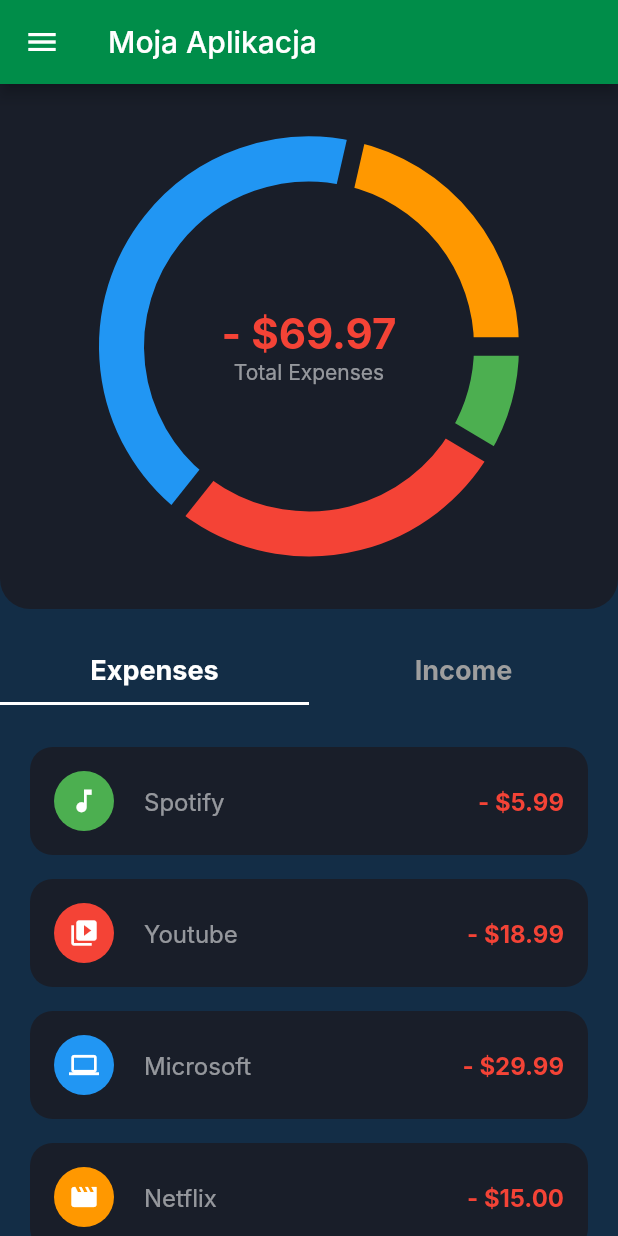
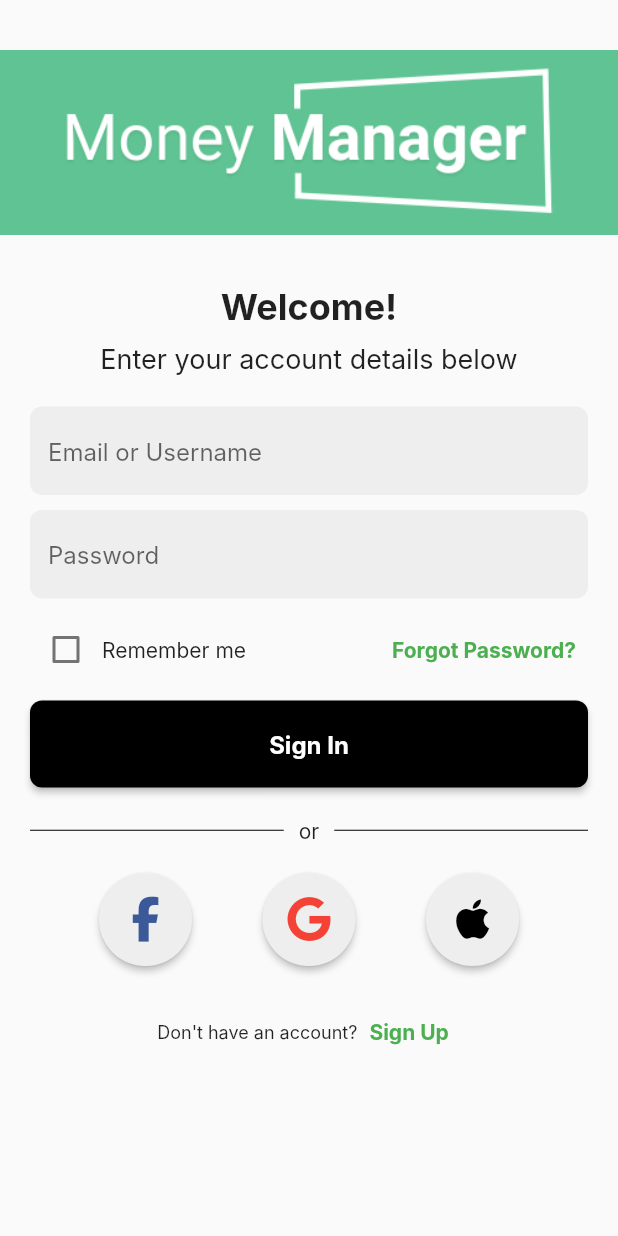
Before and after one commit to Karol66/finance-assistant, a Flutter app: the screen it shows after launch, on a phone screen of 412 x 824 dp. Run offline on Flutter 3.47's test engine with Material 3 defaults, Android fonts, the phone set to English and light mode, and no system bars; drawn by our look-alikes of fl_chart; our stand-ins replace font_awesome_flutter; Roboto replaces fonts that are missing (Inter).

Commit message:
project improvement 15

```diff
--- a/frontend/lib/main.dart
+++ b/frontend/lib/main.dart
@@ -1,5 +1,6 @@
 import 'package:flutter/material.dart';
 import 'package:frontend/common/color_extansion.dart';
+import 'package:frontend/view/login_view.dart';
 import 'package:frontend/view/navigation/drawer_navigation_view.dart';
 
 void main() {
@@ -25,7 +26,7 @@
         ),
         useMaterial3: false,
       ),
-      home: const DrawerNavigationController(),
+      home: const LoginView(),
     );
   }
 }
--- a/frontend/lib/view/login_view.dart
+++ b/frontend/lib/view/login_view.dart
@@ -0,0 +1,251 @@
+import 'package:flutter/material.dart';
+import 'package:font_awesome_flutter/font_awesome_flutter.dart';
+import 'package:frontend/view/dashboard_view.dart';
+import 'package:frontend/view/registration_view.dart';
+
+class UserWidget extends StatefulWidget {
+  final String title;
+  final String subTitle;
+  final String btnName;
+  final String link;
+  final String forgotPassword;
+  final VoidCallback navigateToRegistration;
+
+  const UserWidget({
+    super.key,
+    required this.title,
+    required this.subTitle,
+    required this.btnName,
+    required this.link,
+    required this.forgotPassword,
+    required this.navigateToRegistration,
+  });
+
+  @override
+  _UserWidgetState createState() => _UserWidgetState();
+}
+
+class _UserWidgetState extends State<UserWidget> {
+  final TextEditingController identifierController = TextEditingController();
+  final TextEditingController passwordController = TextEditingController();
+  bool isRemembered = false;
+
+  void login() {
+    final identifier = identifierController.text;
+    final password = passwordController.text;
+
+    if (identifier.isEmpty || password.isEmpty) {
+      showDialog(
+        context: context,
+        builder: (context) => AlertDialog(
+          title: const Text('Error'),
+          content: const Text('Please fill in all fields'),
+          actions: [
+            TextButton(
+              onPressed: () => Navigator.pop(context),
+              child: const Text('OK'),
+            ),
+          ],
+        ),
+      );
+    } else {
+      Navigator.push(
+        context,
+        MaterialPageRoute(
+          builder: (context) => const DashboardView(),
+        ),
+      );
+    }
+  }
+
+  Widget inputTextField(
+      String text, bool hide, TextEditingController controller) {
+    return TextField(
+      controller: controller,
+      obscureText: hide,
+      decoration: InputDecoration(
+        hintText: text,
+        filled: true,
+        fillColor: Colors.grey.shade200,
+        border: OutlineInputBorder(
+          borderRadius: BorderRadius.circular(8),
+          borderSide: BorderSide.none,
+        ),
+      ),
+    );
+  }
+
+  Widget socialButton(IconData icon, Color color) {
+    return ElevatedButton(
+      onPressed: () {},
+      style: ElevatedButton.styleFrom(
+        padding: const EdgeInsets.all(16),
+        backgroundColor: Colors.grey.shade200,
+        shape: const CircleBorder(),
+      ),
+      child: FaIcon(icon, size: 30, color: color),
+    );
+  }
+
+  @override
+  Widget build(BuildContext context) {
+    return Scaffold(
+      body: SingleChildScrollView(
+        child: Column(
+          crossAxisAlignment: CrossAxisAlignment.center,
+          children: [
+            const SizedBox(height: 20),
+            Center(
+              child: Image.asset(
+                'assets/img/test.png',
+                height: 150,
+                fit: BoxFit.contain,
+              ),
+            ),
+            const SizedBox(height: 20),
+            Padding(
+              padding: const EdgeInsets.symmetric(horizontal: 20),
+              child: Column(
+                children: [
+                  Text(
+                    widget.title,
+                    style: const TextStyle(
+                        fontSize: 24, fontWeight: FontWeight.bold),
+                    textAlign: TextAlign.center,
+                  ),
+                  const SizedBox(height: 10),
+                  Text(
+                    widget.subTitle,
+                    style: const TextStyle(fontSize: 18),
+                    textAlign: TextAlign.center,
+                  ),
+                  const SizedBox(height: 20),
+                  inputTextField(
+                      'Email or Username', false, identifierController),
+                  const SizedBox(height: 10),
+                  inputTextField('Password', true, passwordController),
+                  const SizedBox(height: 10),
+                  Row(
+                    mainAxisAlignment: MainAxisAlignment.spaceBetween,
+                    children: [
+                      Row(
+                        children: [
+                          Checkbox(
+                            value: isRemembered,
+                            onChanged: (bool? newValue) {
+                              setState(() {
+                                isRemembered = newValue ?? false;
+                              });
+                            },
+                          ),
+                          const Text("Remember me"),
+                        ],
+                      ),
+                      TextButton(
+                        onPressed: () {},
+                        child: Text(
+                          widget.forgotPassword,
+                          style: const TextStyle(
+                              color: Colors.green, fontWeight: FontWeight.bold),
+                        ),
+                      ),
+                    ],
+                  ),
+                  const SizedBox(height: 10),
+                  SizedBox(
+                    width: double.infinity,
+                    child: ElevatedButton(
+                      onPressed: login,
+                      style: ElevatedButton.styleFrom(
+                        fixedSize: const Size.fromHeight(58),
+                        backgroundColor: Colors.black,
+                        shape: RoundedRectangleBorder(
+                          borderRadius: BorderRadius.circular(8),
+                        ),
+                      ),
+                      child: Text(
+                        widget.btnName,
+                        style: const TextStyle(
+                            fontSize: 16,
+                            fontWeight: FontWeight.bold,
+                            color: Colors.white),
+                      ),
+                    ),
+                  ),
+                  const SizedBox(height: 20),
+                  Row(
+                    children: [
+                      Expanded(child: Divider(color: Colors.black)),
+                      const SizedBox(width: 10),
+                      const Text('or',
+                          style: TextStyle(fontWeight: FontWeight.w400)),
+                      const SizedBox(width: 10),
+                      Expanded(child: Divider(color: Colors.black)),
+                    ],
+                  ),
+                  const SizedBox(height: 20),
+                  Row(
+                    mainAxisAlignment: MainAxisAlignment.spaceEvenly,
+                    children: [
+                      socialButton(FontAwesomeIcons.facebookF, Color(0xFF3b5998)),
+                      socialButton(FontAwesomeIcons.google, Colors.red),
+                      socialButton(FontAwesomeIcons.apple, Colors.black),
+                    ],
+                  ),
+                  const SizedBox(height: 20),
+                  Row(
+                    mainAxisAlignment: MainAxisAlignment.center,
+                    children: [
+                      const Text("Don't have an account?",
+                          style: TextStyle(fontSize: 12)),
+                      TextButton(
+                        onPressed: () {
+                          Navigator.push(
+                            context,
+                            MaterialPageRoute(
+                              builder: (context) => const RegistrationView(),
+                            ),
+                          );
+                        },
+                        child: Text(
+                          widget.link,
+                          style: const TextStyle(
+                              color: Colors.green, fontWeight: FontWeight.bold),
+                        ),
+                      ),
+                    ],
+                  ),
+                ],
+              ),
+            ),
+          ],
+        ),
+      ),
+    );
+  }
+}
+
+class LoginView extends StatelessWidget {
+  const LoginView({super.key});
+
+  @override
+  Widget build(BuildContext context) {
+    return Scaffold(
+      body: UserWidget(
+        title: 'Welcome!',
+        subTitle: 'Enter your account details below',
+        btnName: 'Sign In',
+        link: 'Sign Up',
+        forgotPassword: 'Forgot Password?',
+        navigateToRegistration: () {
+          Navigator.push(
+            context,
+            MaterialPageRoute(
+              builder: (context) => const RegistrationView(),
+            ),
+          );
+        },
+      ),
+    );
+  }
+}
--- a/frontend/lib/view/transfers_view.dart
+++ b/frontend/lib/view/transfers_view.dart
@@ -1,7 +1,7 @@
 import 'package:flutter/material.dart';
 
 class TransfersView extends StatefulWidget {
-  const TransfersView({Key? key}) : super(key: key);
+  const TransfersView({super.key});
 
   @override
   _TransfersViewState createState() => _TransfersViewState();
--- a/frontend/pubspec.yaml
+++ b/frontend/pubspec.yaml
@@ -31,6 +31,7 @@
   flutter:
     sdk: flutter
   fl_chart: ^0.69.0
+  font_awesome_flutter: ^10.2.1
 
 
   # The following adds the Cupertino Icons font to your application.
@@ -60,6 +61,7 @@
   uses-material-design: true
   assets:
     - assets/img/test.png
+
 
   # To add assets to your application, add an assets section, like this:
   # assets:
```
Also changed, not shown: frontend/lib/view/common_widget/dashboard_row.dart (deleted, +0 -63 lines), frontend/lib/view/common_widget/segment_button.dart (deleted, +0 -37 lines), frontend/lib/view/registration_view.dart (+200 -0 lines), frontend/lib/view/login/start_view.dart (added), frontend/pubspec.lock.
